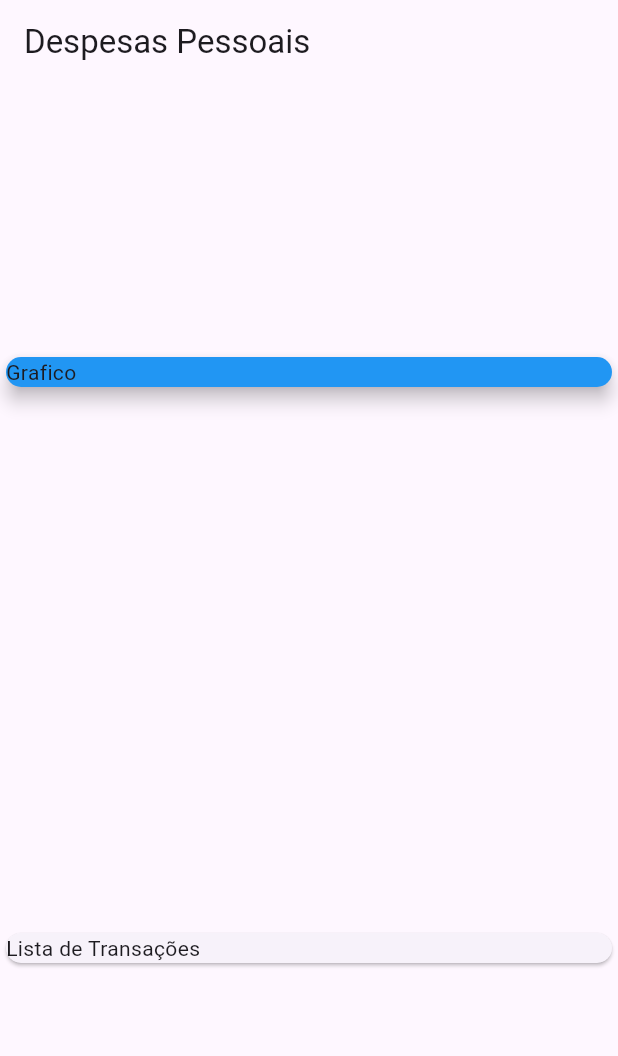
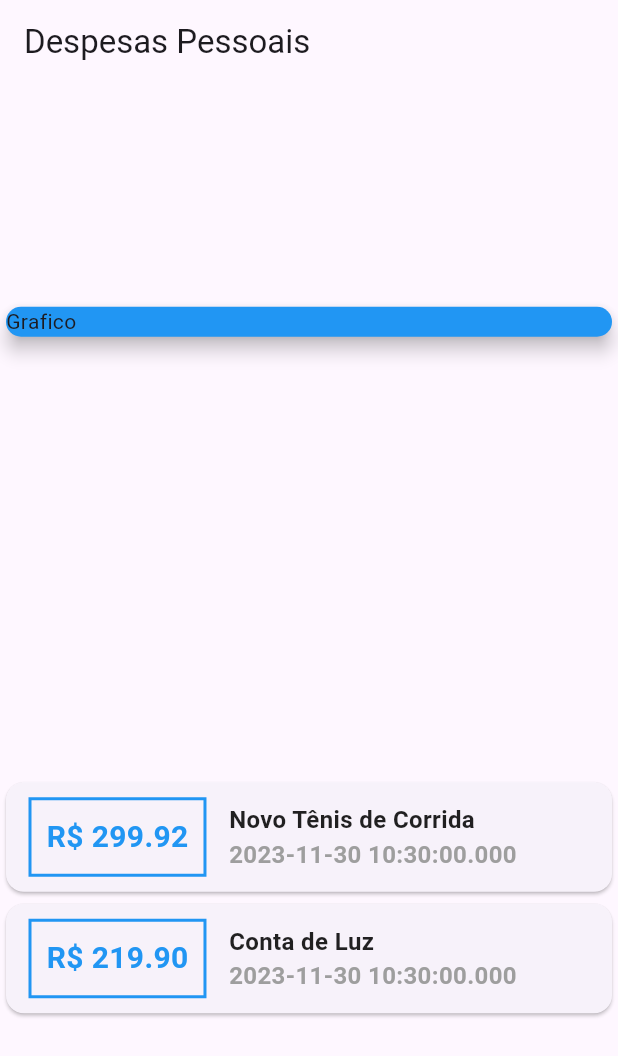
Before and after one commit to tiiagocouto/Studying_app_expenses, a Flutter app: the screen it shows after launch, on a phone screen of 412 x 824 dp. Shown: the top 1056 px of the screen. Run offline on Flutter 3.47's test engine with Material 3 defaults, Android fonts, the phone set to English and light mode, and no system bars.

Commit message:
interpolarizacao_08

```diff
--- a/lib/main.dart
+++ b/lib/main.dart
@@ -1,10 +1,10 @@
 import 'package:flutter/material.dart';
 import 'package:myexpenses/models/transaction.dart';
 
-main() => runApp(MyExpensesApp());
+main() => runApp(const MyExpensesApp());
 
 class MyExpensesApp extends StatelessWidget {
-  const MyExpensesApp({super.key});
+  const MyExpensesApp({Key? key}) : super(key: key);
 
   @override
   Widget build(BuildContext context) {
@@ -13,19 +13,20 @@ class MyExpensesApp extends StatelessWidget {
 }
 
 class MyHomePage extends StatelessWidget {
+  MyHomePage({Key? key}) : super(key: key);
   //const MyHomePage({super.key});
 
 // criando um atributo final
-  final transactions = [
+  final _transactions = [
     Transaction(
       id: 't1',
-      titlle: 'Novo Tênis de Corrida',
-      value: 299.90,
+      title: 'Novo Tênis de Corrida',
+      value: 299.92,
       date: DateTime.now(),
     ),
     Transaction(
       id: 't2',
-      titlle: 'Conta de Luz',
+      title: 'Conta de Luz',
       value: 219.90,
       date: DateTime.now(),
     ),
@@ -37,7 +38,7 @@ class MyHomePage extends StatelessWidget {
       appBar: AppBar(
         title: const Text('Despesas Pessoais'),
       ),
-      body: const Column(
+      body: Column(
         // Comando para ajustar posições de cima para baixo
         mainAxisAlignment:
             MainAxisAlignment.spaceAround, // spaceAround = espaço ao redor
@@ -45,15 +46,59 @@ class MyHomePage extends StatelessWidget {
         crossAxisAlignment:
             CrossAxisAlignment.stretch, // stretch = esticar a area inteira
         children: <Widget>[
-          SizedBox(
+          const SizedBox(
             child: Card(
               color: Colors.blue,
+              elevation: 5,
               child: Text('Grafico'),
-              elevation: 5,
             ),
           ),
-          Card(
-            child: Text('Lista de Transações'),
+          Column(
+            children: _transactions.map((tr) {
+              return Card(
+                child: Row(
+                  children: <Widget>[
+                    Container(
+                        // comando para setar distancias horizontais e verticais
+                        margin: const EdgeInsets.symmetric(
+                          horizontal: 15,
+                          vertical: 10,
+                        ),
+                        // decoration serve para aplicar estilos no layout
+                        decoration: BoxDecoration(
+                            border: Border.all(
+                          color: Colors.blue,
+                          width: 2,
+                        )),
+                        padding: const EdgeInsets.all(10),
+                        child: Text(
+                          // Interpolarização
+                          // tr.value.toString(),
+                          'R\$ ${tr.value.toStringAsFixed(2)}',
+                          style: const TextStyle(
+                              fontWeight: FontWeight.bold,
+                              fontSize: 20,
+                              color: Colors.blue),
+                        )),
+                    Column(
+                      crossAxisAlignment: CrossAxisAlignment.start,
+                      children: <Widget>[
+                        Text(tr.title,
+                            style: const TextStyle(
+                                fontWeight: FontWeight.bold,
+                                fontSize: 16,
+                                color: Colors.black87)),
+                        Text(tr.date.toString(),
+                            style: const TextStyle(
+                                fontWeight: FontWeight.bold,
+                                fontSize: 16,
+                                color: Colors.grey)),
+                      ],
+                    )
+                  ],
+                ),
+              );
+            }).toList(),
           ),
         ],
       ),
--- a/lib/models/transaction.dart
+++ b/lib/models/transaction.dart
@@ -1,14 +1,14 @@
 // definir atributos dessa classe
 class Transaction {
   final String id; //id da transação
-  final String titlle; // titulo da tarnsação
+  final String title; // titulo da tarnsação
   final double value; // valor da transação
   final DateTime date; // data da tarnsação
 
 // vai receber atributos nomeados com o par de chaves
   Transaction({
     required this.id,
-    required this.titlle,
+    required this.title,
     required this.value,
     required this.date,
   });
```
